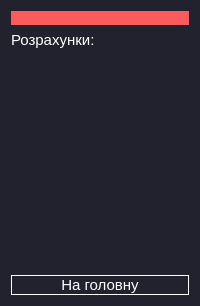
Before: the Qt Designer form resultViushka2Label.ui in NonExistentUsername/proctica, drawn with Qt 5.
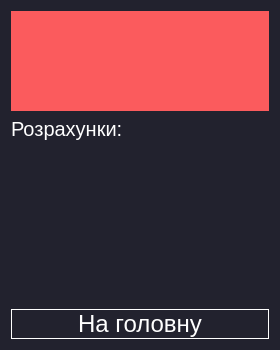
After: the same form once the commit is applied. Icons and pictures are not drawn.

```diff
--- a/resultViushka2Label.ui
+++ b/resultViushka2Label.ui
@@ -6,8 +6,8 @@
    <rect>
     <x>0</x>
     <y>0</y>
-    <width>200</width>
-    <height>306</height>
+    <width>280</width>
+    <height>350</height>
    </rect>
   </property>
   <property name="windowTitle">
@@ -20,6 +20,12 @@
   <layout class="QVBoxLayout" name="verticalLayout_2">
    <item>
     <widget class="QLabel" name="label_2">
+     <property name="minimumSize">
+      <size>
+       <width>0</width>
+       <height>100</height>
+      </size>
+     </property>
      <property name="styleSheet">
       <string notr="true">background-color: rgb(251, 91, 93);</string>
      </property>
@@ -47,7 +53,7 @@
     <widget class="QLabel" name="label">
      <property name="font">
       <font>
-       <pointsize>11</pointsize>
+       <pointsize>15</pointsize>
       </font>
      </property>
      <property name="styleSheet">
@@ -62,7 +68,7 @@
     <widget class="QLabel" name="input_one">
      <property name="font">
       <font>
-       <pointsize>11</pointsize>
+       <pointsize>15</pointsize>
       </font>
      </property>
      <property name="styleSheet">
@@ -77,7 +83,7 @@
     <widget class="QLabel" name="input_two">
      <property name="font">
       <font>
-       <pointsize>11</pointsize>
+       <pointsize>15</pointsize>
       </font>
      </property>
      <property name="styleSheet">
@@ -108,12 +114,12 @@
        <property name="minimumSize">
         <size>
          <width>0</width>
-         <height>20</height>
+         <height>25</height>
         </size>
        </property>
        <property name="font">
         <font>
-         <pointsize>11</pointsize>
+         <pointsize>18</pointsize>
          <weight>50</weight>
          <bold>false</bold>
         </font>
```
